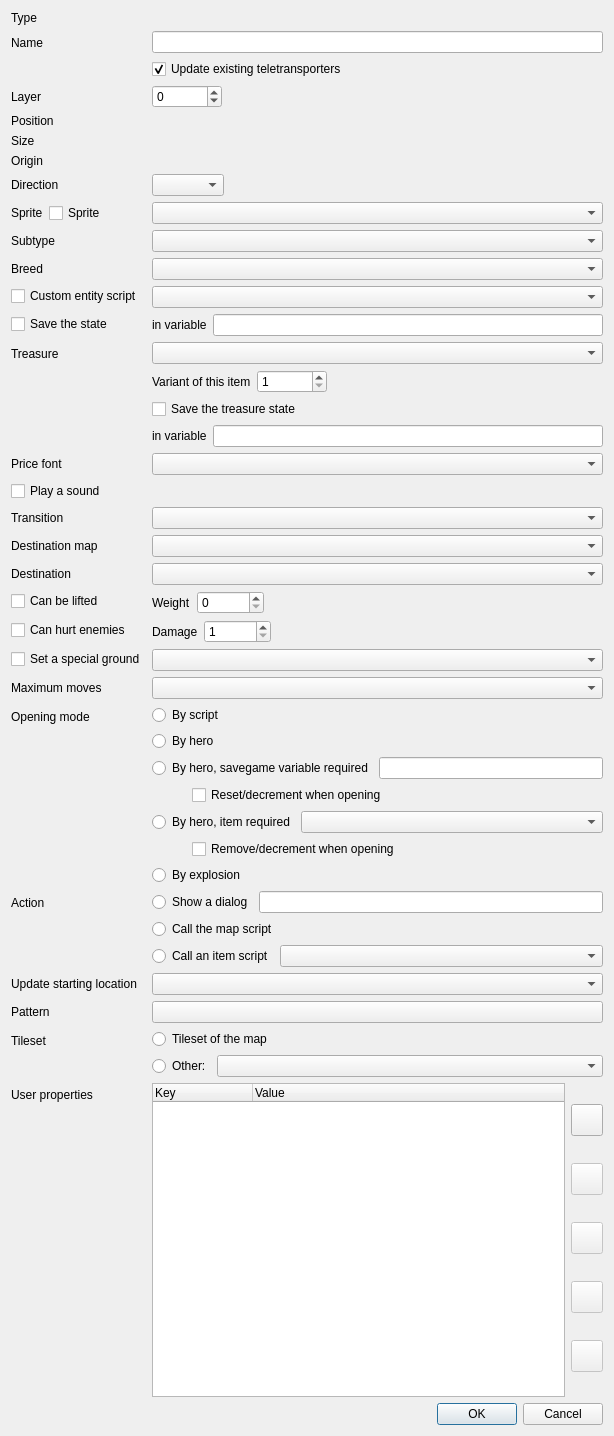
Kangie/solarus, file src/widgets/edit_entity_dialog.ui: the form before one commit.
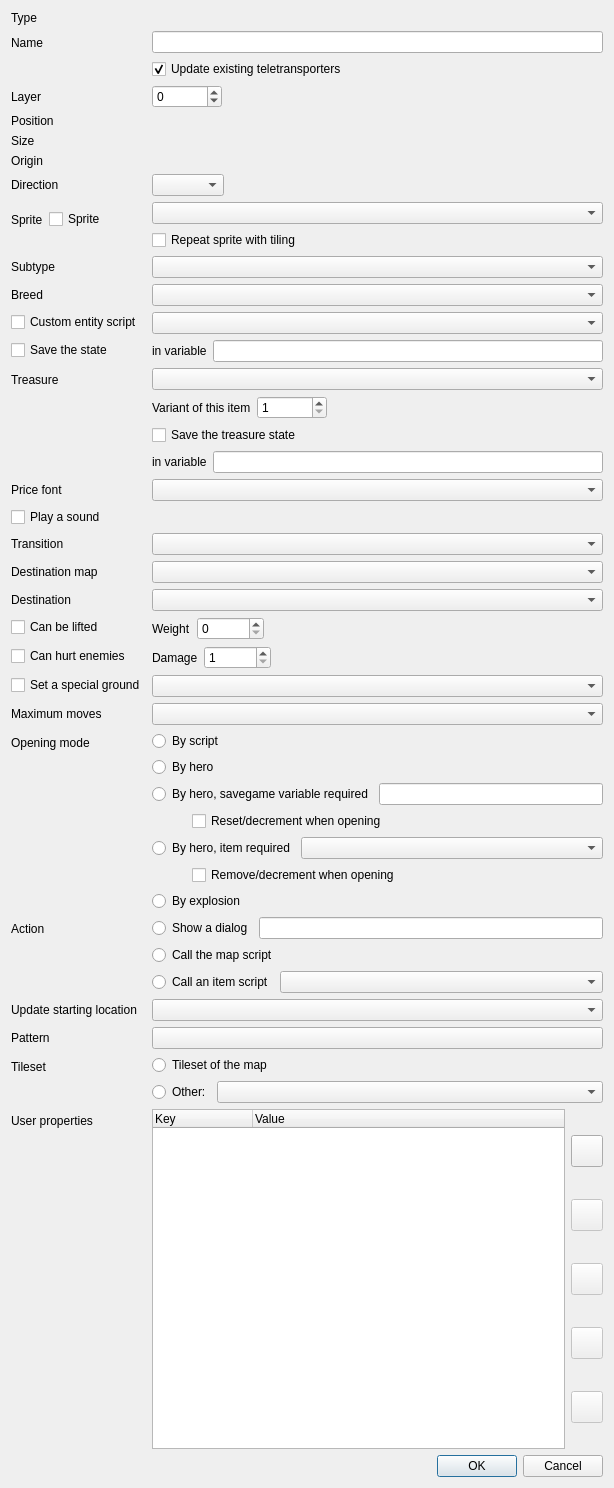
The form after the commit. Icons and pictures are not drawn. Custom widgets are drawn as their Qt base class.

Commit message: Add custom entity tiling support

Patch:
```diff
--- a/src/widgets/edit_entity_dialog.ui
+++ b/src/widgets/edit_entity_dialog.ui
@@ -7,7 +7,7 @@
     <x>0</x>
     <y>0</y>
     <width>614</width>
-    <height>1436</height>
+    <height>1488</height>
    </rect>
   </property>
   <property name="sizePolicy">
@@ -211,7 +211,18 @@
       </widget>
      </item>
      <item row="7" column="1">
-      <widget class="SolarusEditor::ResourceSelector" name="sprite_field"/>
+      <layout class="QVBoxLayout" name="sprite_layout">
+       <item>
+        <widget class="SolarusEditor::ResourceSelector" name="sprite_field"/>
+       </item>
+       <item>
+        <widget class="QCheckBox" name="tiled_field">
+         <property name="text">
+          <string>Repeat sprite with tiling</string>
+         </property>
+        </widget>
+       </item>
+      </layout>
      </item>
      <item row="8" column="0">
       <widget class="QLabel" name="subtype_label">
```
Left out of the diff: 122 changed lines with no effect on the pictures. The commit also changes 4 other files.
